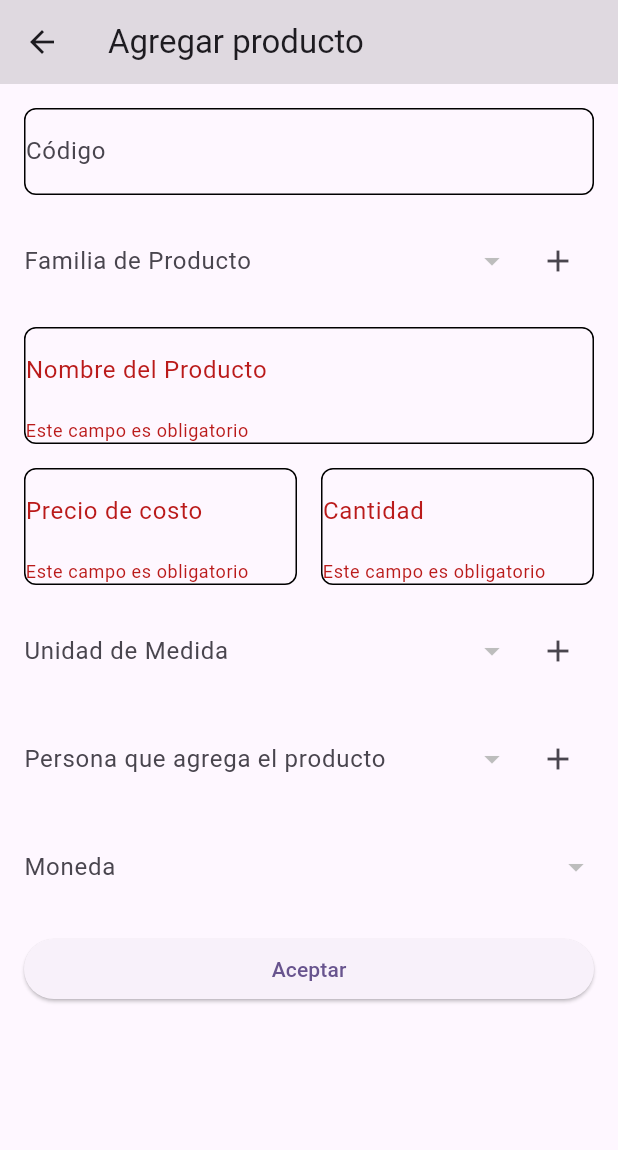
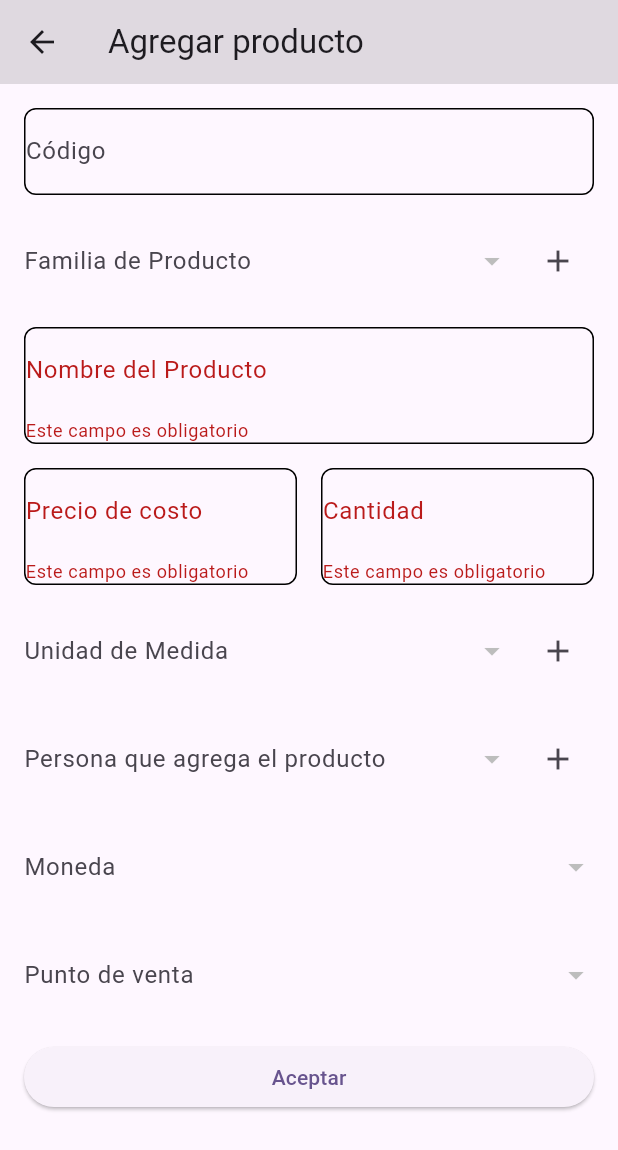
Before and after one commit to JoanManuel16/bodegon, a Flutter app: the AddProducto screen opened by its route, after a tap on "Aceptar", on a phone screen of 412 x 824 dp. Shown: the top 1150 px of the screen. Run offline on Flutter 3.47's test engine with Material 3 defaults, Android fonts, the phone set to English and light mode, and no system bars; our stand-ins replace file_picker, qr_flutter; missing offline and left inert: mysql1; statements that could not run were skipped.

Commit message:
Agregado el punto de venta al producto

```diff
--- a/lib/bd.dart
+++ b/lib/bd.dart
@@ -360,4 +360,14 @@ class ConextionBD {
     }
     return resultados;
   }
+
+  static Future<List<String>> getPuntosDeVenta() async {
+    String query = "SELECT * FROM punto_de_venta";
+    Results results = await _executeQuery(query);
+    List<String> res = [];
+    for (var element in results) {
+      res.add(element.fields['nombre_punto_de_venta']);
+    }
+    return res;
+  }
 }
--- a/lib/widget/addProducto.dart
+++ b/lib/widget/addProducto.dart
@@ -30,12 +30,15 @@ class _MyAddProductoState extends State<AddProducto> {
   List<Moneda> monedas = [];
   String persona = '';
   double monedaValue = 0.0;
+  String puntoDeVenta = "";
+  List<String> _puntosDeVenta = [];
   @override
   void initState() {
     _cargarUnidadesMedida();
     _cargarTipos();
     _cargarPersonas();
     _cargarMonedas();
+    _cargarPuntosDeVenta();
     super.initState();
   }
 
@@ -239,6 +242,14 @@ class _MyAddProductoState extends State<AddProducto> {
     setState(() {
       _items = aux;
       _selectedItem = _items[0];
+    });
+  }
+
+  _cargarPuntosDeVenta() async {
+    List<String> aux = await ConextionBD.getPuntosDeVenta();
+    setState(() {
+      _puntosDeVenta = aux;
+      puntoDeVenta = _puntosDeVenta[0];
     });
   }
 
@@ -494,12 +505,37 @@ class _MyAddProductoState extends State<AddProducto> {
                         },
                         items: monedas.map((item) {
                           return DropdownMenuItem<String>(
-                            value: _monedaItem.moneda,
-                            child: Text(_monedaItem.moneda!),
+                            value: item.moneda,
+                            child: Text(item.moneda!),
                           );
                         }).toList(),
                         decoration: const InputDecoration(
                           labelText: 'Moneda',
+                          border: InputBorder.none,
+                        ),
+                      ),
+                    ),
+                  ],
+                ),
+                const SizedBox(height: 16),
+                Row(
+                  children: [
+                    Expanded(
+                      child: DropdownButtonFormField<String>(
+                        value: puntoDeVenta,
+                        onChanged: (value) {
+                          setState(() {
+                            puntoDeVenta = value!;
+                          });
+                        },
+                        items: _puntosDeVenta.map((item) {
+                          return DropdownMenuItem<String>(
+                            value: item,
+                            child: Text(item),
+                          );
+                        }).toList(),
+                        decoration: const InputDecoration(
+                          labelText: 'Punto de venta',
                           border: InputBorder.none,
                         ),
                       ),
@@ -530,7 +566,9 @@ class _MyAddProductoState extends State<AddProducto> {
                             precioIndividual:
                                 double.parse(_numbersController.text),
                             cantidad: int.parse(_cantidadController.text),
-                            tipoDeCambio: _monedaItem.cambio));
+                            tipoDeCambio: _monedaItem.cambio,
+                            idPuntodeVenta: int.parse(
+                                puntoDeVenta[puntoDeVenta.length - 1])));
                         await ConextionBD.insertMovimientoEntrada(
                             formattedDate,
                             int.parse(_cantidadController.text),
@@ -538,7 +576,7 @@ class _MyAddProductoState extends State<AddProducto> {
                             persona,
                             _lettersController.text);
                         _notificarInsercion(
-                            'Producto agregado correctamnete', Colors.green);
+                            'Producto agregado correctamente', Colors.green);
                         _codeController.text = '';
                         _lettersController.text = '';
                         _numbersController.text = '';
--- a/lib/widget/mostrarMonedaW.dart
+++ b/lib/widget/mostrarMonedaW.dart
@@ -195,7 +195,7 @@ class _MostrarMonedaWState extends State<MostrarMonedaW> {
     super.initState();
   }
 
-  Future<void> QR() async {
+  Future<void> qr() async {
     await showDialog<String>(
         context: context,
         builder: (context) {
@@ -222,8 +222,8 @@ class _MostrarMonedaWState extends State<MostrarMonedaW> {
   Widget build(BuildContext context) {
     return Scaffold(
       floatingActionButton: FloatingActionButton(
-        child: Text("Actualizar"),
-        onPressed: () => QR(),
+        child: const Text("Actualizar"),
+        onPressed: () => qr(),
       ),
       body: ListView.builder(
         itemCount: monedas.length,
```
